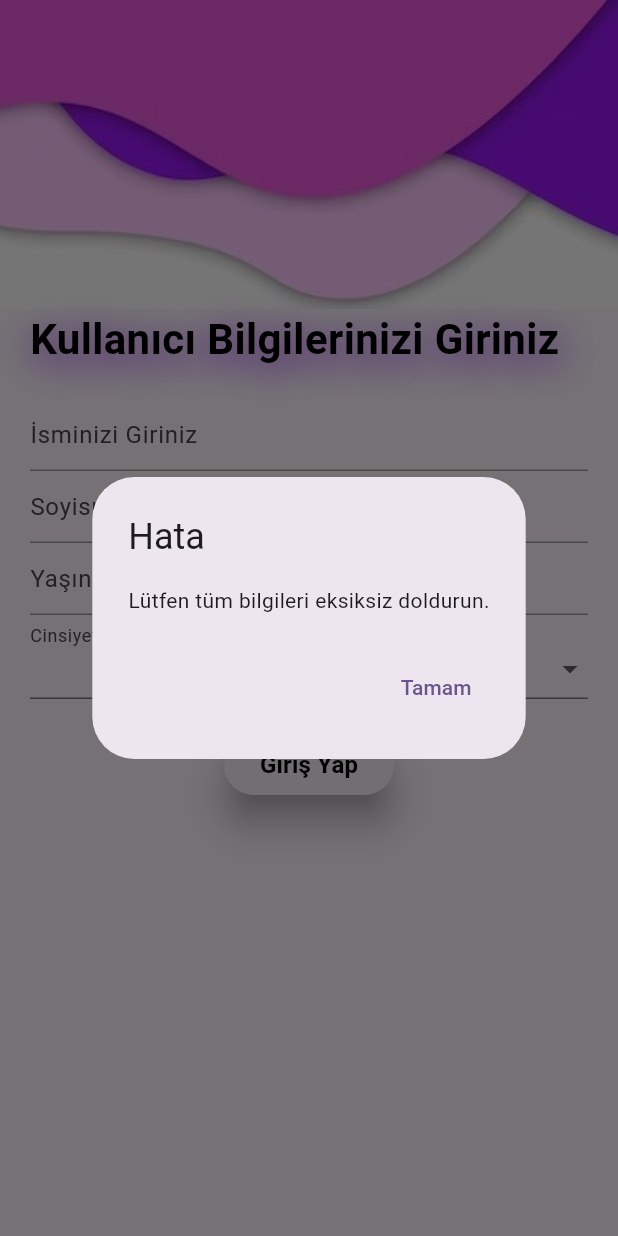
After one commit to GkhanAslan0/3311409_163311023_weather_app, a Flutter app: the UserInfoPage screen opened directly, after a tap on "Giriş Yap", on a phone screen of 412 x 824 dp. The commit adds this screen. Run offline on Flutter 3.47's test engine with Material 2 defaults, Android fonts, the phone set to English and light mode, and no system bars; our stand-ins replace cloud_firestore, firebase_auth, firebase_core, geolocator, sqflite; accounts and stored records are empty.

Commit message:
İlk commit

```diff
--- a/lib/login_page.dart
+++ b/lib/login_page.dart
@@ -1,7 +1,7 @@
 import 'package:flutter/material.dart';
 import 'package:flutter_weather_app/register_screen.dart';
 import 'package:firebase_auth/firebase_auth.dart';
-import 'package:flutter_weather_app/home_page.dart';
+import 'package:flutter_weather_app/user_info_page.dart';
 
 import 'forgot_password_page.dart';
 
@@ -49,7 +49,7 @@ class _LoginPageState extends State<LoginPage> {
 
       Navigator.push(
         context,
-        MaterialPageRoute(builder: (context) => HomePage()),
+        MaterialPageRoute(builder: (context) => UserInfoPage()),
       );
     } on FirebaseAuthException catch (e) {
       if (e.code == 'user-not-found' || e.code == 'wrong-password') {
--- a/lib/main.dart
+++ b/lib/main.dart
@@ -24,7 +24,7 @@ class MyApp extends StatelessWidget {
         colorScheme: ColorScheme.fromSeed(seedColor: Colors.deepPurple),
         useMaterial3: true,
       ),
-      home: const LoginPage(),
+      home: LoginPage(),
     );
   }
 }
--- /dev/null
+++ b/lib/user_info_page.dart
@@ -0,0 +1,259 @@
+import 'package:flutter/material.dart';
+import 'package:firebase_auth/firebase_auth.dart';
+import 'package:cloud_firestore/cloud_firestore.dart';
+
+import 'home_page.dart';
+
+class UserInfoPage extends StatefulWidget {
+  @override
+  _UserInfoPageState createState() => _UserInfoPageState();
+}
+
+class _UserInfoPageState extends State<UserInfoPage> {
+  final TextEditingController _nameController = TextEditingController();
+  final TextEditingController _surnameController = TextEditingController();
+  final TextEditingController _ageController = TextEditingController();
+  String? _gender;
+
+  void _saveUserInfo() async {
+    String name = _nameController.text;
+    String surname = _surnameController.text;
+    int age = int.tryParse(_ageController.text) ?? 0;
+    String gender = _gender ?? '';
+
+    if (name.isEmpty || surname.isEmpty || age == 0 || gender.isEmpty) {
+      showDialog(
+        context: context,
+        builder: (BuildContext context) {
+          return AlertDialog(
+            title: Text('Hata'),
+            content: Text('Lütfen tüm bilgileri eksiksiz doldurun.'),
+            actions: <Widget>[
+              TextButton(
+                child: Text('Tamam'),
+                onPressed: () {
+                  Navigator.of(context).pop();
+                },
+              ),
+            ],
+          );
+        },
+      );
+      return;
+    }
+
+    try {
+      FirebaseFirestore firestore = FirebaseFirestore.instance;
+      String userId = FirebaseAuth.instance.currentUser!.uid;
+      await firestore.collection('users').doc(userId).set({
+        'name': name,
+        'surname': surname,
+        'age': age,
+        'gender': gender,
+      });
+
+      showDialog(
+        context: context,
+        builder: (BuildContext context) {
+          return AlertDialog(
+            title: Text('Bilgiler Kaydedildi'),
+            content: Text('Kullanıcı bilgileri başarıyla kaydedildi.'),
+            actions: <Widget>[
+              TextButton(
+                child: Text('Tamam'),
+                onPressed: () {
+                  Navigator.of(context).pop();
+                  Navigator.pushReplacement(
+                    context,
+                    MaterialPageRoute(builder: (context) => HomePage()),
+                  );
+                },
+              ),
+            ],
+          );
+        },
+      );
+    } catch (e) {
+      showDialog(
+        context: context,
+        builder: (BuildContext context) {
+          return AlertDialog(
+            title: Text('Hata'),
+            content: Text('Kullanıcı bilgileri kaydedilirken bir hata oluştu.'),
+            actions: <Widget>[
+              TextButton(
+                child: Text('Tamam'),
+                onPressed: () {
+                  Navigator.of(context).pop();
+                },
+              ),
+            ],
+          );
+        },
+      );
+    }
+  }
+
+  @override
+  void dispose() {
+    _nameController.dispose();
+    _surnameController.dispose();
+    _ageController.dispose();
+    super.dispose();
+  }
+
+  @override
+  Widget build(BuildContext context) {
+    var height = MediaQuery.of(context).size.height;
+    return Scaffold(
+      body: SingleChildScrollView(
+        child: Center(
+          child: Column(
+            crossAxisAlignment: CrossAxisAlignment.start,
+            children: [
+              Container(
+                height: height * .25,
+                decoration: BoxDecoration(
+                  image: DecorationImage(
+                    fit: BoxFit.cover,
+                    image: AssetImage("assets/loginpage.jpg"),
+                  ),
+                ),
+              ),
+              Padding(
+                padding: const EdgeInsets.symmetric(horizontal: 20),
+                child: Column(
+                  crossAxisAlignment: CrossAxisAlignment.start,
+                  children: [
+                    Text(
+                      "Kullanıcı Bilgilerinizi Giriniz",
+                      style: TextStyle(
+                        fontSize: 28,
+                        fontWeight: FontWeight.bold,
+                        color: const Color.fromARGB(255, 0, 0, 0),
+                        shadows: <Shadow>[
+                          Shadow(
+                            color: Color.fromRGBO(156, 22, 245, 1),
+                            blurRadius: 30,
+                            offset: Offset(2, 5),
+                          ),
+                        ],
+                      ),
+                    ),
+                    SizedBox(
+                      height: 20,
+                    ),
+                    TextField(
+                      controller: _nameController,
+                      decoration: InputDecoration(
+                        hintText: "İsminizi Giriniz",
+                        enabledBorder: UnderlineInputBorder(
+                          borderSide: BorderSide(
+                            color: Colors.grey,
+                          ),
+                        ),
+                        focusedBorder: UnderlineInputBorder(
+                          borderSide: BorderSide(color: Colors.black),
+                        ),
+                      ),
+                    ),
+                    TextField(
+                      controller: _surnameController,
+                      decoration: InputDecoration(
+                        hintText: "Soyisminizi Giriniz",
+                        enabledBorder: UnderlineInputBorder(
+                          borderSide: BorderSide(
+                            color: Colors.grey,
+                          ),
+                        ),
+                        focusedBorder: UnderlineInputBorder(
+                          borderSide: BorderSide(color: Colors.black),
+                        ),
+                      ),
+                    ),
+                    TextField(
+                      controller: _ageController,
+                      keyboardType: TextInputType.number,
+                      decoration: InputDecoration(
+                        hintText: "Yaşınızı Giriniz",
+                        enabledBorder: UnderlineInputBorder(
+                          borderSide: BorderSide(
+                            color: Colors.grey,
+                          ),
+                        ),
+                        focusedBorder: UnderlineInputBorder(
+                          borderSide: BorderSide(color: Colors.black),
+                        ),
+                      ),
+                    ),
+                    FormField<String>(
+                      builder: (FormFieldState<String> state) {
+                        return InputDecorator(
+                          decoration: InputDecoration(
+                            labelText: 'Cinsiyetinizi Seçiniz',
+                            errorText: state.errorText,
+                          ),
+                          child: DropdownButtonHideUnderline(
+                            child: DropdownButton<String>(
+                              value: _gender,
+                              isDense: true,
+                              onChanged: (newValue) {
+                                setState(() {
+                                  _gender = newValue!;
+                                });
+                              },
+                              items: [
+                                DropdownMenuItem<String>(
+                                  value: 'Erkek',
+                                  child: Text('Erkek'),
+                                ),
+                                DropdownMenuItem<String>(
+                                  value: 'Kadın',
+                                  child: Text('Kadın'),
+                                ),
+                                DropdownMenuItem<String>(
+                                  value: 'Belirtmekİstemiyorum',
+                                  child: Text('Belirtmek İstemiyorum'),
+                                ),
+                              ],
+                            ),
+                          ),
+                        );
+                      },
+                      validator: (value) {
+                        if (value == null || value.isEmpty) {
+                          return 'Cinsiyet seçimi zorunludur';
+                        }
+                        return null;
+                      },
+                    ),
+                    SizedBox(
+                      height: 20,
+                    ),
+                    Center(
+                      child: ElevatedButton(
+                        onPressed: _saveUserInfo,
+                        child: Text(
+                          "Giriş Yap",
+                          style: TextStyle(
+                            fontWeight: FontWeight.bold,
+                            fontSize: 16,
+                            color: Colors.black,
+                          ),
+                        ),
+                        style: ElevatedButton.styleFrom(
+                          elevation: 10,
+                          shadowColor: Colors.grey,
+                        ),
+                      ),
+                    ),
+                  ],
+                ),
+              ),
+            ],
+          ),
+        ),
+      ),
+    );
+  }
+}
--- a/pubspec.yaml
+++ b/pubspec.yaml
@@ -41,6 +41,7 @@ dependencies:
   firebase_auth: ^4.6.3
   sqflite: ^2.2.8+4
   path_provider: ^2.0.15
+  cloud_firestore: ^4.8.2
 
 dev_dependencies:
   flutter_test:
```
Also changed, not shown: lib/database_helper.dart (added, +63 -0 lines), lib/home_page.dart (+51 -30 lines), pubspec.lock, 2 other files.
